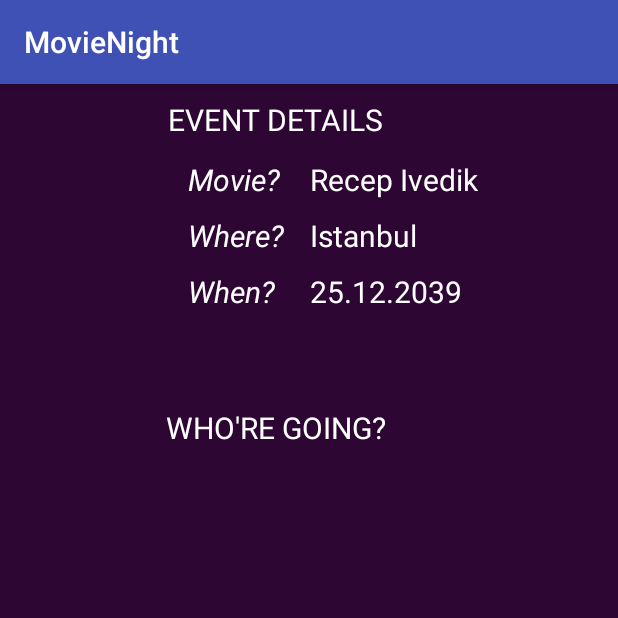
After one commit to mcbarin/MovieNight, an Android app: the EventDetailActivity screen opened directly, with no data from a screen before it, on a phone screen of 412 x 824 dp, the top half of it. The commit adds this screen. Run offline under Robolectric (Android 15) with nearby library versions, the phone set to English and light mode, and no system bars; our stand-ins replace Firebase (no records; nobody signed in at launch, a user with empty details on screens opened directly).

Commit message:
Event onclick added with event detail activity

```diff
--- a/app/build.gradle
+++ b/app/build.gradle
@@ -52,4 +52,5 @@
 
 
 
+
 apply plugin: 'com.google.gms.google-services'
--- a/app/src/main/AndroidManifest.xml
+++ b/app/src/main/AndroidManifest.xml
@@ -44,7 +44,8 @@
         <activity
             android:name=".BottomNavigationActivity"
             android:label="@string/title_activity_bottom_navigation" />
-        <activity android:name=".MovieDetailActivity"></activity>
+        <activity android:name=".MovieDetailActivity" />
+        <activity android:name=".EventDetailActivity"></activity>
     </application>
 
 </manifest>
--- /dev/null
+++ b/app/src/main/java/com/example/mcagataybarin/movienight/EventDetailActivity.java
@@ -0,0 +1,39 @@
+package com.example.mcagataybarin.movienight;
+
+import android.content.Intent;
+import android.support.v7.app.AppCompatActivity;
+import android.os.Bundle;
+import android.util.Log;
+import android.widget.TextView;
+
+import com.example.mcagataybarin.movienight.Models.Event;
+import com.google.firebase.database.DatabaseReference;
+import com.google.firebase.database.FirebaseDatabase;
+import com.google.firebase.database.Query;
+
+public class EventDetailActivity extends AppCompatActivity {
+
+    private DatabaseReference mDatabase;
+    Event event;
+
+    @Override
+    protected void onCreate(Bundle savedInstanceState) {
+        super.onCreate(savedInstanceState);
+        setContentView(R.layout.activity_event_detail);
+
+
+        // Get the arguments from intent.
+        Intent intent = getIntent();
+        String event_id = intent.getStringExtra("event_id");
+
+//        // Retrieve event object from database
+//        FirebaseFunctions.getInstance().getEventById(new Runnable() {
+//            @Override
+//            public void run() {
+//                event = FirebaseFunctions.getInstance().temp_event;
+//
+//            }
+//        }, event_id);
+
+    }
+}
--- a/app/src/main/java/com/example/mcagataybarin/movienight/EventRecyclerViewAdapter.java
+++ b/app/src/main/java/com/example/mcagataybarin/movienight/EventRecyclerViewAdapter.java
@@ -1,6 +1,7 @@
 package com.example.mcagataybarin.movienight;
 
 import android.content.Context;
+import android.content.Intent;
 import android.support.v7.widget.RecyclerView;
 import android.util.Log;
 import android.view.LayoutInflater;
@@ -57,8 +58,9 @@
 
         if (mParent.equals("profile")) {// If parent is MovieFragment
 
-            getMovieByWeekAndIndex(new Runnable() {
+            FirebaseFunctions.getInstance().getMovieByWeekAndIndex(new Runnable() {
                 public void run() {
+                    m = FirebaseFunctions.getInstance().temp_movie;
                     profil();
                     holder.user_movie.setText(user_movie_text);
                     holder.city.setText(mValues.get(position).city);
@@ -72,8 +74,9 @@
 
         } else if (mParent.equals("movie")) {
 
-            getUserById(new Runnable() {
+            FirebaseFunctions.getInstance().getUserById(new Runnable() {
                 public void run() {
+                    user = FirebaseFunctions.getInstance().temp_user;
                     movieProfil();
                     holder.user_movie.setText(user_movie_text);
                     holder.city.setText(mValues.get(position).city);
@@ -92,55 +95,16 @@
                     // Notify the active callbacks interface (the activity, if the
                     // fragment is attached to one) that an item has been selected.
                     mListener.onListFragmentInteraction(holder.mItem);
+
+                    // Event Clicked
+                    Intent intent = new Intent(mContext, EventDetailActivity.class);
+                    intent.putExtra("event_id", holder.mItem.event_id);
+                    intent.setFlags(Intent.FLAG_ACTIVITY_NEW_TASK);
+                    mContext.startActivity(intent);
                 }
             }
         });
     }
-
-    // TODO: Implement the query.
-    // Returns the user object by its id.
-    public void getUserById(final Runnable onLoaded, String id) {
-        mDatabase = FirebaseDatabase.getInstance().getReference();
-
-        DatabaseReference ref = mDatabase.child("users").child(id);
-        ref.addListenerForSingleValueEvent(new ValueEventListener() {
-            @Override
-            public void onDataChange(DataSnapshot dataSnapshot) {
-                if (dataSnapshot.exists()) {
-                    user = dataSnapshot.getValue(User.class);
-                }
-                onLoaded.run();
-            }
-            @Override
-            public void onCancelled(DatabaseError databaseError) {
-            }
-        });
-
-    }
-
-    // TODO: Implement the query.
-    // Returns the movie object by week and index of the movie.
-    public void getMovieByWeekAndIndex(final Runnable onLoaded, String week, String index) {
-
-        mDatabase = FirebaseDatabase.getInstance().getReference();
-
-        DatabaseReference ref = mDatabase.child("movies").child(week).child(index);
-        ref.addListenerForSingleValueEvent(new ValueEventListener() {
-            @Override
-            public void onDataChange(DataSnapshot dataSnapshot) {
-                if (dataSnapshot.exists()) {
-                    m = dataSnapshot.getValue(Movie.class);
-                }
-                onLoaded.run();
-            }
-
-            @Override
-            public void onCancelled(DatabaseError databaseError) {
-            }
-        });
-
-    }
-
 
     public void profil() {
         user_movie_text = m.title;
--- a/app/src/main/java/com/example/mcagataybarin/movienight/FirebaseFunctions.java
+++ b/app/src/main/java/com/example/mcagataybarin/movienight/FirebaseFunctions.java
@@ -38,9 +38,9 @@
     protected String user_id;
     protected String user_pp_url = "";
     private static final FirebaseFunctions ourInstance = new FirebaseFunctions();
-    private Movie movie;
-    private User user;
-
+    public Movie temp_movie;
+    public User temp_user;
+    public Event temp_event;
     private TaskCompletionSource<DataSnapshot> dbSource = new TaskCompletionSource<>();
     private Task dbTask = dbSource.getTask();
 
@@ -109,5 +109,66 @@
         return currentWeek;
     }
 
+    // Returns the movie object by week and index of the movie.
+    public void getMovieByWeekAndIndex(final Runnable onLoaded, String week, String index) {
 
+        mDatabase = FirebaseDatabase.getInstance().getReference();
+
+        DatabaseReference ref = mDatabase.child("movies").child(week).child(index);
+        ref.addListenerForSingleValueEvent(new ValueEventListener() {
+            @Override
+            public void onDataChange(DataSnapshot dataSnapshot) {
+                if (dataSnapshot.exists()) {
+                    temp_movie = dataSnapshot.getValue(Movie.class);
+
+                }
+                onLoaded.run();
+            }
+
+            @Override
+            public void onCancelled(DatabaseError databaseError) {
+            }
+        });
+
+    }
+
+    // Returns the user object by its id.
+    public void getUserById(final Runnable onLoaded, String id) {
+        mDatabase = FirebaseDatabase.getInstance().getReference();
+
+        DatabaseReference ref = mDatabase.child("users").child(id);
+        ref.addListenerForSingleValueEvent(new ValueEventListener() {
+            @Override
+            public void onDataChange(DataSnapshot dataSnapshot) {
+                if (dataSnapshot.exists()) {
+                    temp_user = dataSnapshot.getValue(User.class);
+                }
+                onLoaded.run();
+            }
+            @Override
+            public void onCancelled(DatabaseError databaseError) {
+            }
+        });
+
+    }
+
+    public void getEventById(final Runnable onLoaded, String event_id){
+        mDatabase = FirebaseDatabase.getInstance().getReference();
+
+        DatabaseReference ref = mDatabase.child("events").child(event_id);
+        ref.addListenerForSingleValueEvent(new ValueEventListener() {
+            @Override
+            public void onDataChange(DataSnapshot dataSnapshot) {
+                if (dataSnapshot.exists()){
+                    temp_event = dataSnapshot.getValue(Event.class);
+                }
+                onLoaded.run();
+            }
+
+            @Override
+            public void onCancelled(DatabaseError databaseError) {
+
+            }
+        });
+    }
 }
--- /dev/null
+++ b/app/src/main/res/layout/activity_event_detail.xml
@@ -0,0 +1,136 @@
+<?xml version="1.0" encoding="utf-8"?>
+<android.support.constraint.ConstraintLayout xmlns:android="http://schemas.android.com/apk/res/android"
+    xmlns:app="http://schemas.android.com/apk/res-auto"
+    xmlns:tools="http://schemas.android.com/tools"
+    android:layout_width="match_parent"
+    android:layout_height="match_parent"
+    android:background="@color/bestPurple"
+    tools:context="com.example.mcagataybarin.movienight.EventDetailActivity">
+
+    <RelativeLayout
+        android:layout_width="368dp"
+        android:layout_height="wrap_content"
+        tools:layout_editor_absoluteX="8dp"
+        tools:layout_editor_absoluteY="0dp">
+
+        <TextView
+            android:layout_width="wrap_content"
+            android:layout_height="wrap_content"
+            android:layout_alignParentTop="true"
+            android:layout_centerHorizontal="true"
+            android:layout_marginTop="10dp"
+            android:text="EVENT DETAILS"
+            android:textColor="@android:color/white"
+            android:textSize="20dp" />
+
+        <ImageView
+            android:id="@+id/eventMovieImage"
+            android:layout_width="100dp"
+            android:layout_height="150dp"
+            android:layout_alignParentLeft="true"
+            android:layout_alignParentTop="true"
+            android:layout_marginBottom="15dp"
+            android:layout_marginLeft="10dp"
+            android:layout_marginTop="50dp" />
+
+        <TextView
+            android:id="@+id/eventMovieLabel"
+            android:layout_width="wrap_content"
+            android:layout_height="wrap_content"
+            android:layout_alignTop="@+id/eventMovieImage"
+            android:layout_marginLeft="15dp"
+            android:layout_toRightOf="@+id/eventMovieImage"
+            android:text="Movie?"
+            android:textColor="@android:color/white"
+            android:textSize="20dp"
+            android:textStyle="italic"
+            />
+
+        <TextView
+            android:id="@+id/eventMovieName"
+            android:layout_width="wrap_content"
+            android:layout_height="wrap_content"
+            android:text="Recep Ivedik"
+            android:textColor="@android:color/white"
+            android:textSize="20dp"
+            android:layout_toRightOf="@+id/eventMovieLabel"
+            android:layout_marginLeft="20dp"
+            android:layout_alignTop="@+id/eventMovieImage"
+
+            />
+
+        <TextView
+            android:id="@+id/eventCityLabel"
+            android:layout_width="wrap_content"
+            android:layout_height="wrap_content"
+            android:layout_below="@+id/eventMovieLabel"
+            android:layout_marginLeft="15dp"
+            android:layout_marginTop="10dp"
+            android:layout_toRightOf="@+id/eventMovieImage"
+            android:text="Where? "
+            android:textColor="@android:color/white"
+            android:textSize="20dp"
+            android:textStyle="italic"/>
+
+        <TextView
+            android:id="@+id/eventCityName"
+            android:layout_width="wrap_content"
+            android:layout_height="wrap_content"
+            android:text="Istanbul"
+            android:textColor="@android:color/white"
+            android:textSize="20dp"
+            android:layout_below="@+id/eventMovieLabel"
+            android:layout_marginTop="10dp"
+            android:layout_toRightOf="@id/eventCityLabel"
+            android:layout_alignLeft="@+id/eventMovieName"
+            />
+
+        <TextView
+            android:id="@+id/eventDateLabel"
+            android:layout_width="wrap_content"
+            android:layout_height="wrap_content"
+            android:text="When?"
+            android:textColor="@android:color/white"
+            android:textSize="20dp"
+            android:textStyle="italic"
+            android:layout_below="@id/eventCityLabel"
+            android:layout_marginTop="10dp"
+            android:layout_toRightOf="@id/eventMovieImage"
+            android:layout_marginLeft="15dp"
+            />
+
+        <TextView
+            android:id="@+id/eventDateName"
+            android:layout_width="wrap_content"
+            android:layout_height="wrap_content"
+            android:text="25.12.2039"
+            android:textColor="@android:color/white"
+            android:textSize="20dp"
+            android:layout_below="@+id/eventCityName"
+            android:layout_marginTop="10dp"
+            android:layout_toRightOf="@id/eventDateLabel"
+            android:layout_alignLeft="@+id/eventMovieName"
+            />
+
+
+        <TextView
+            android:id="@+id/eventUsersLabel"
+            android:layout_width="wrap_content"
+            android:layout_height="wrap_content"
+            android:text="WHO'RE GOING?"
+            android:textSize="20dp"
+            android:textColor="@android:color/white"
+            android:layout_centerHorizontal="true"
+            android:layout_below="@+id/eventMovieImage"
+            />
+
+        <FrameLayout
+            android:id="@+id/eventUsersList"
+            android:layout_width="match_parent"
+            android:layout_height="match_parent"
+            android:layout_gravity="bottom"
+            android:layout_below="@id/eventUsersLabel" />
+    </RelativeLayout>
+
+
+</android.support.constraint.ConstraintLayout>
--- a/app/src/main/res/layout/fragment_event.xml
+++ b/app/src/main/res/layout/fragment_event.xml
@@ -24,7 +24,7 @@
             android:textColor="@android:color/black"
             android:layout_toRightOf="@+id/eventImage"
             android:layout_marginTop="10dp"
-            android:text="adASdasdASDasd"/>
+            />
 
 
         <TextView
@@ -47,7 +47,7 @@
             android:layout_toRightOf="@+id/cityLabel"
             android:layout_below="@+id/user_movie"
             android:layout_marginTop="5dp"
-            android:text="adASdasdASDasd"/>
+            />
 
 
         <TextView
@@ -71,7 +71,7 @@
             android:layout_toRightOf="@+id/eventDateLabel"
             android:layout_below="@+id/city"
             android:layout_marginTop="5dp"
-            android:text="adASdasdASDasd"/>
+            />
     </RelativeLayout>
 
 </LinearLayout>
--- a/app/src/main/res/values/colors.xml
+++ b/app/src/main/res/values/colors.xml
@@ -3,4 +3,5 @@
     <color name="colorPrimary">#3F51B5</color>
     <color name="colorPrimaryDark">#303F9F</color>
     <color name="colorAccent">#FF4081</color>
+    <color name="bestPurple">#2d0634</color>
 </resources>
```
